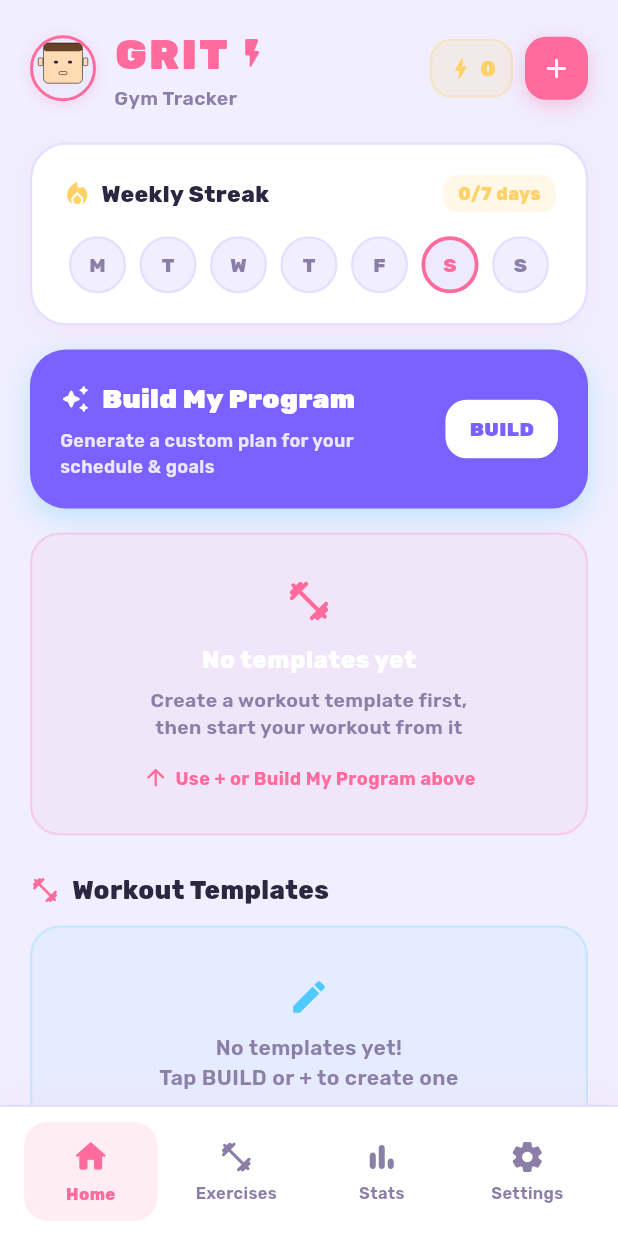
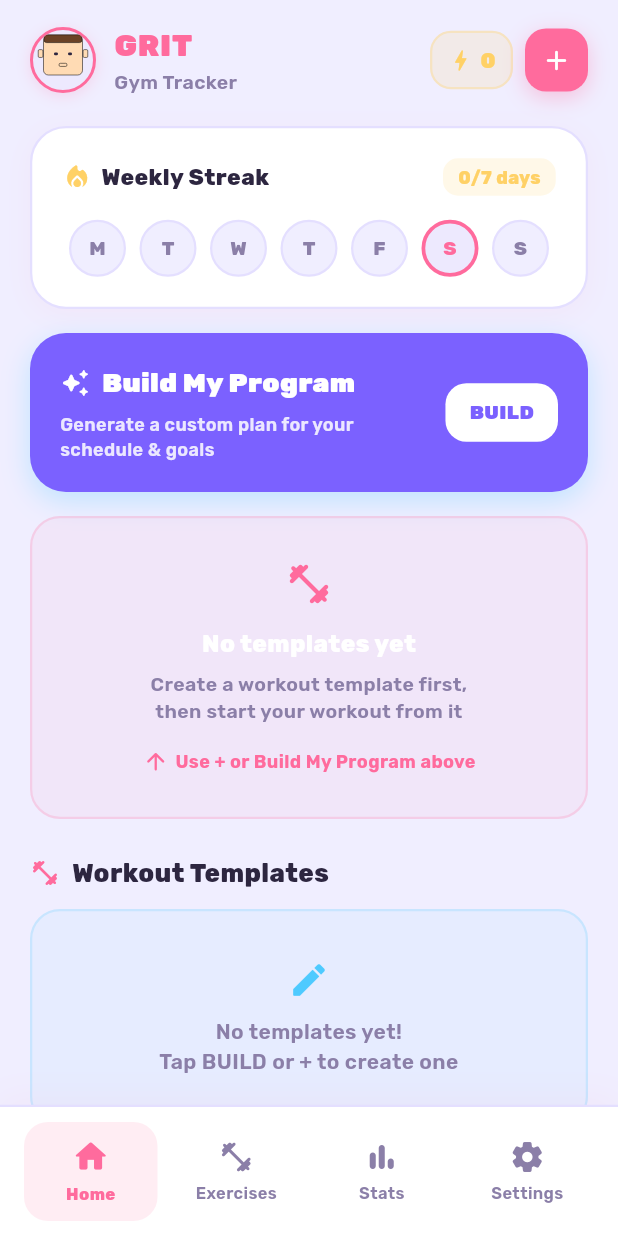
Before and after one commit to dlord213/grit, a Flutter app: the screen it shows after launch, on a phone screen of 412 x 824 dp. Run offline on Flutter 3.47's test engine with Material 3 defaults, Android fonts, the phone set to English and light mode, and no system bars; our stand-ins replace cached_network_image, drift, fl_chart, flutter_local_notifications, flutter_riverpod, google_fonts and 3 more; accounts and stored records are empty; generated files the repository leaves out were written again.

Commit message:
style: adjust GRIT header font size and spacing, and remove flash icon

```diff
--- a/lib/ui/dashboard_screen.dart
+++ b/lib/ui/dashboard_screen.dart
@@ -113,17 +113,11 @@ class DashboardScreen extends ConsumerWidget {
                       'GRIT',
                       style: TextStyle(
                         fontFamily: 'Rubik',
-                        fontSize: 28,
+                        fontSize: 20,
                         fontWeight: FontWeight.w900,
                         color: GritTheme.primary,
-                        letterSpacing: 1.5,
+                        letterSpacing: 0.5,
                       ),
-                    ),
-                    const SizedBox(width: 4),
-                    const Icon(
-                      Icons.flash_on_rounded,
-                      color: GritTheme.primary,
-                      size: 24,
                     ),
                   ],
                 ),
```
